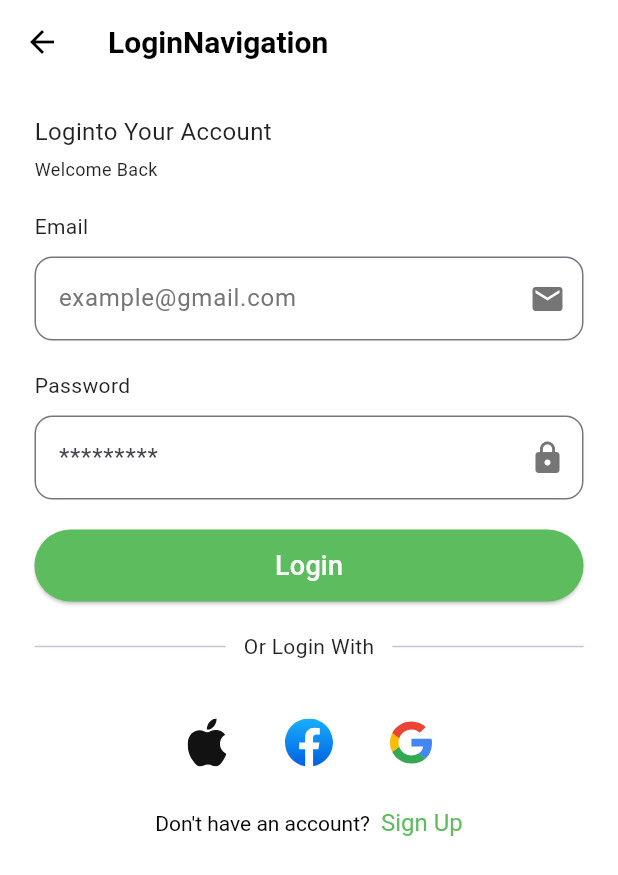
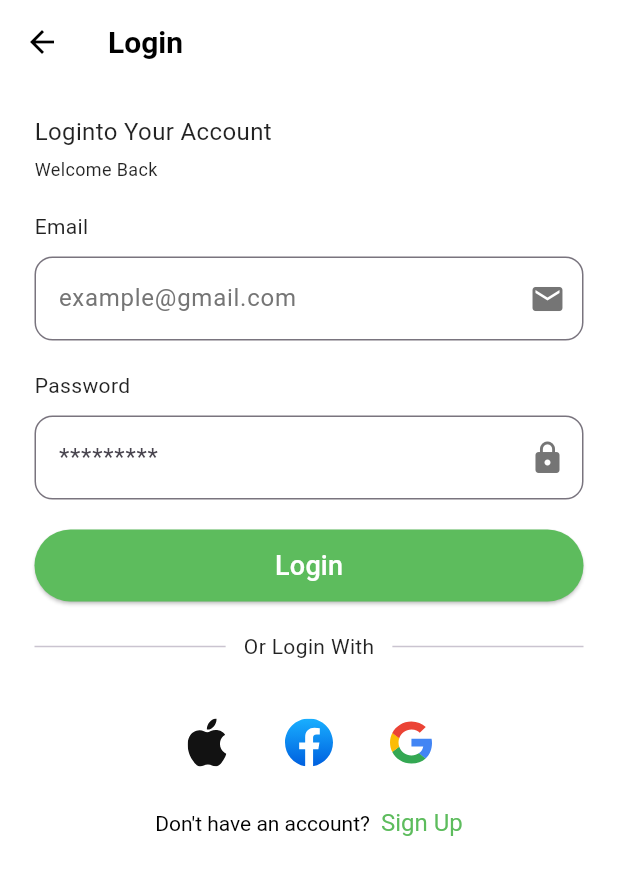
Before and after one commit to Abdallah-Hussien/nti_flutter, a Flutter app: the LoginNavigation screen opened directly, on a phone screen of 412 x 824 dp. Shown: the top 875 px of the screen. Run offline on Flutter 3.47's test engine with Material 3 defaults, Android fonts, the phone set to English and light mode, and no system bars; our stand-ins replace flutter_svg; key blocks and very long unbroken strings in the code were emptied for the run.

Commit message:
# refactoring

```diff
--- a/lib/navigation/login.dart
+++ b/lib/navigation/login.dart
@@ -13,7 +13,7 @@ class LoginNavigation extends StatelessWidget {
     return Scaffold(
       appBar: AppBar(
         // automaticallyImplyLeading: false,
-        title: const Text('LoginNavigation'),
+        title: const Text('Login'),
       ),
       body: SingleChildScrollView(
         padding: const EdgeInsets.symmetric(horizontal: 23),
```
Also changed, not shown: lib/main.dart (+0 -7 lines).
